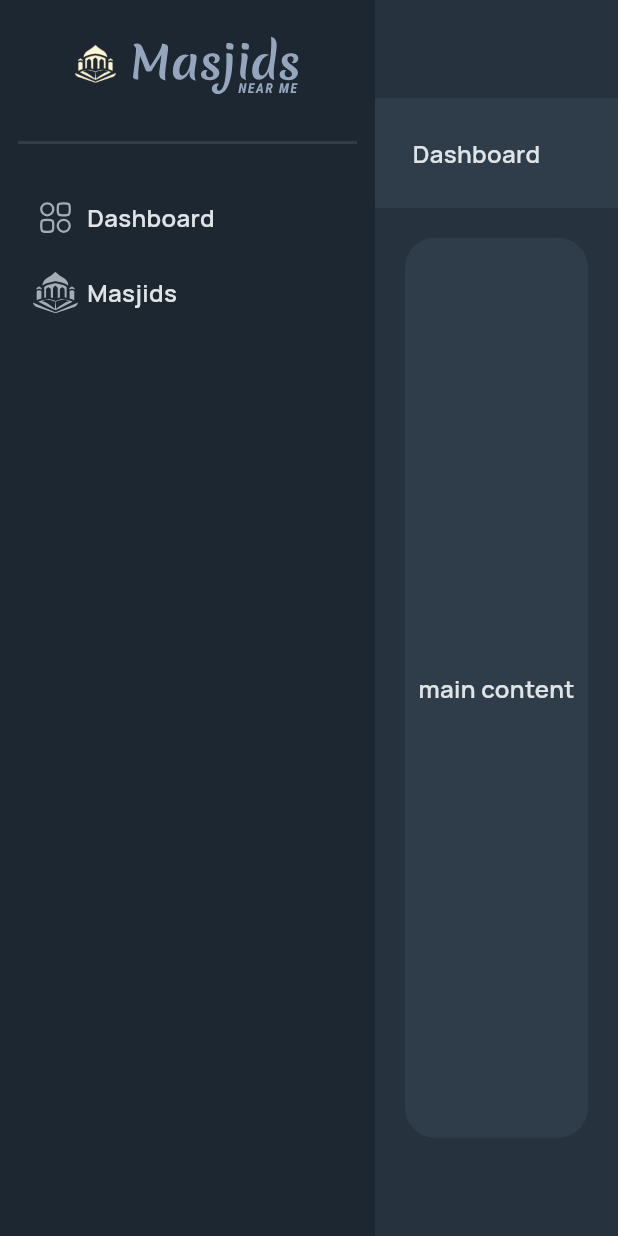
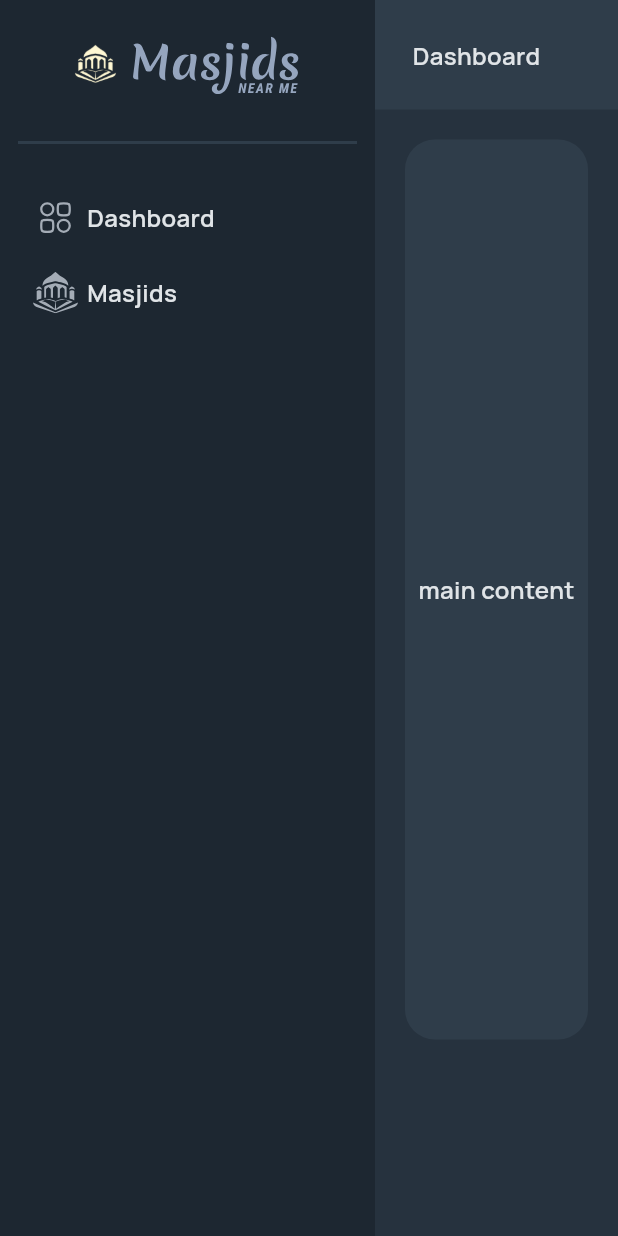
Before and after one commit to Current-Namaz/mnm-user-beta-web, a Flutter app: the HomeScreen screen opened by its route, on a phone screen of 412 x 824 dp. Run offline on Flutter 3.47's test engine with Material 3 defaults, Android fonts, the light colour scheme and no system bars; our stand-ins replace bloc, equatable, flutter_bloc, flutter_svg, hive_flutter; accounts and stored records are empty; project files that could hold a hidden picture were left out.

Commit message:
last 3 commit

```diff
--- a/lib/features/home/presentation/view/widgets/home_body.dart
+++ b/lib/features/home/presentation/view/widgets/home_body.dart
@@ -26,17 +26,15 @@ class HomeBody extends StatelessWidget {
         Expanded(
           child: Container(
             color: AppColors.primaryColor,
-            child:  SingleChildScrollView(
-              child: const Column(
+            child:  const Column(
               children: [
                 HomeAppBar(title: AppStrings.dashboard),
                 Row(
                   children: [
-                      Expanded(child: HomeContentView()),
+                    Expanded(child: SingleChildScrollView(child: HomeContentView())),
                   ],
                 )
               ],
-              ),
             ),
           ),
         )
```
Lines whose indentation alone changed are shown as unchanged.
